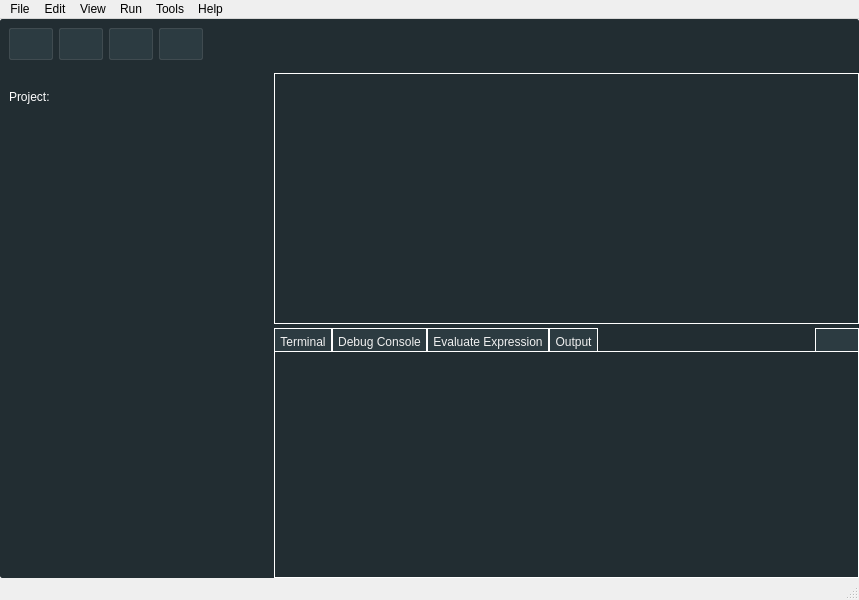
atillaozbiyik/nebula, file ui_files/nebula.ui: the form before one commit.
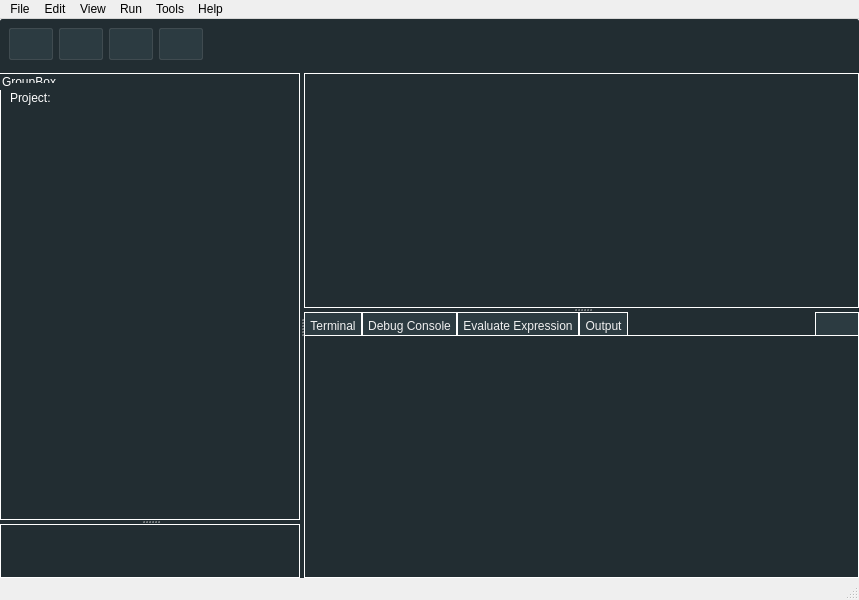
The form after the commit. Icons and pictures are not drawn.

Commit message: added splitter for dragging widget borders

Diff of the .ui file:
```diff
--- a/ui_files/nebula.ui
+++ b/ui_files/nebula.ui
@@ -21,17 +21,14 @@
 color:white;
 }</string>
    </property>
-   <layout class="QGridLayout" name="mainLayout">
-    <property name="horizontalSpacing">
+   <layout class="QGridLayout" name="gridLayout_5">
+    <property name="margin">
      <number>0</number>
     </property>
-    <property name="verticalSpacing">
+    <property name="spacing">
      <number>4</number>
     </property>
-    <property name="margin">
-     <number>0</number>
-    </property>
-    <item row="0" column="0" colspan="3">
+    <item row="0" column="0">
      <widget class="QGroupBox" name="buttonBox">
       <property name="minimumSize">
        <size>
@@ -211,7 +208,136 @@
       </layout>
      </widget>
     </item>
-    <item row="1" column="1">
+    <item row="1" column="0">
+     <widget class="QGroupBox" name="mainContainer">
+      <property name="title">
+       <string>GroupBox</string>
+      </property>
+      <layout class="QGridLayout" name="gridLayout_2">
+       <property name="margin">
+        <number>0</number>
+       </property>
+       <property name="spacing">
+        <number>0</number>
+       </property>
+       <item row="0" column="0">
+        <widget class="QSplitter" name="splitter_3">
+         <property name="sizePolicy">
+          <sizepolicy hsizetype="Preferred" vsizetype="Preferred">
+           <horstretch>0</horstretch>
+           <verstretch>0</verstretch>
+          </sizepolicy>
+         </property>
+         <property name="orientation">
+          <enum>Qt::Horizontal</enum>
+         </property>
+         <widget class="QGroupBox" name="projectBox">
+          <property name="minimumSize">
+           <size>
+            <width>0</width>
+            <height>0</height>
+           </size>
+          </property>
+          <property name="maximumSize">
+           <size>
+            <width>300</width>
+            <height>16777215</height>
+           </size>
+          </property>
+          <property name="styleSheet">
+           <string notr="true">QGroupBox{
+border:1px solid white;
+border-radius:0px;
+}</string>
+          </property>
+          <property name="title">
+           <string/>
+          </property>
+          <layout class="QGridLayout" name="gridLayout_6">
+           <property name="margin">
+            <number>0</number>
+           </property>
+           <property name="spacing">
+            <number>0</number>
+           </property>
+           <item row="0" column="0">
+            <widget class="QSplitter" name="splitter_2">
+             <property name="orientation">
+              <enum>Qt::Vertical</enum>
+             </property>
+             <widget class="QGroupBox" name="fileBox">
+              <property name="title">
+               <string>GroupBox</string>
+              </property>
+              <layout class="QVBoxLayout" name="verticalLayout">
+               <item>
+                <widget class="QLabel" name="label">
+                 <property name="minimumSize">
+                  <size>
+                   <width>0</width>
+                   <height>30</height>
+                  </size>
+                 </property>
+                 <property name="maximumSize">
+                  <size>
+                   <width>16777215</width>
+                   <height>30</height>
+                  </size>
+                 </property>
+                 <property name="text">
+                  <string>Project:</string>
+                 </property>
+                </widget>
+               </item>
+               <item>
+                <widget class="QTreeView" name="treeView">
+                 <property name="sizePolicy">
+                  <sizepolicy hsizetype="Preferred" vsizetype="Preferred">
+                   <horstretch>0</horstretch>
+                   <verstretch>0</verstretch>
+                  </sizepolicy>
+                 </property>
+                 <property name="maximumSize">
+                  <size>
+                   <width>16777215</width>
+                   <height>16777215</height>
+                  </size>
+                 </property>
+                </widget>
+               </item>
+              </layout>
+             </widget>
+             <widget class="QGroupBox" name="structureBox">
+              <property name="title">
+               <string/>
+              </property>
+             </widget>
+            </widget>
+           </item>
+          </layout>
+         </widget>
+         <widget class="QGroupBox" name="workSpaceBox">
+          <property name="title">
+           <string>GroupBox</string>
+          </property>
+          <layout class="QGridLayout" name="gridLayout_4">
+           <property name="margin">
+            <number>0</number>
+           </property>
+           <property name="spacing">
+            <number>0</number>
+           </property>
+           <item row="0" column="0">
+            <widget class="QSplitter" name="splitter">
+             <property name="sizePolicy">
+              <sizepolicy hsizetype="Expanding" vsizetype="Expanding">
+               <horstretch>0</horstretch>
+               <verstretch>0</verstretch>
+              </sizepolicy>
+             </property>
+             <property name="orientation">
+              <enum>Qt::Vertical</enum>
+             </property>
      <widget class="QGroupBox" name="editorBox">
       <property name="sizePolicy">
        <sizepolicy hsizetype="Expanding" vsizetype="Expanding">
@@ -237,7 +363,7 @@
        <string/>
       </property>
       <layout class="QGridLayout" name="gridLayout">
-       <item row="0" column="0">
+               <item row="1" column="0">
         <widget class="QTabWidget" name="tabWidget">
          <property name="styleSheet">
           <string notr="true"/>
@@ -255,15 +381,28 @@
        </item>
       </layout>
      </widget>
-    </item>
-    <item row="2" column="1" colspan="2">
      <widget class="QGroupBox" name="infoBox">
+              <property name="sizePolicy">
+               <sizepolicy hsizetype="Minimum" vsizetype="Preferred">
+                <horstretch>0</horstretch>
+                <verstretch>0</verstretch>
+               </sizepolicy>
+              </property>
       <property name="minimumSize">
        <size>
         <width>0</width>
-        <height>50</height>
-       </size>
-      </property>
+                <height>0</height>
+               </size>
+              </property>
+              <property name="maximumSize">
+               <size>
+                <width>16777215</width>
+                <height>16777215</height>
+               </size>
+              </property>
+              <property name="mouseTracking">
+               <bool>true</bool>
+              </property>
       <property name="styleSheet">
        <string notr="true">QPushButton:hover{
        color:rgb(224,224,224);
@@ -310,13 +449,19 @@
        <property name="spacing">
         <number>0</number>
        </property>
-       <item row="0" column="0">
-        <widget class="QPushButton" name="pushButton">
+               <item row="0" column="2">
+                <widget class="QPushButton" name="pushButton_4">
          <property name="text">
-          <string>Terminal</string>
+                  <string>Evaluate Expression</string>
          </property>
         </widget>
        </item>
+               <item row="1" column="0" colspan="6">
+                <widget class="QStackedWidget" name="stackedWidget">
+                 <widget class="QWidget" name="page"/>
+                 <widget class="QWidget" name="page_2"/>
+                </widget>
+               </item>
        <item row="0" column="1">
         <widget class="QPushButton" name="pushButton_5">
          <property name="text">
@@ -324,6 +469,17 @@
          </property>
         </widget>
        </item>
+               <item row="0" column="5">
+                <widget class="QPushButton" name="pushButton_2">
+                 <property name="text">
+                  <string/>
+                 </property>
+                 <property name="icon">
+                  <iconset resource="rsrcs.qrc">
+                   <normaloff>:/images/resources/install.png</normaloff>:/images/resources/install.png</iconset>
+                 </property>
+                </widget>
+               </item>
        <item row="0" column="3">
         <widget class="QPushButton" name="pushButton_3">
          <property name="text">
@@ -331,21 +487,10 @@
          </property>
         </widget>
        </item>
-       <item row="0" column="5">
-        <widget class="QPushButton" name="pushButton_2">
+               <item row="0" column="0">
+                <widget class="QPushButton" name="pushButton">
          <property name="text">
-          <string/>
-         </property>
-         <property name="icon">
-          <iconset resource="rsrcs.qrc">
-           <normaloff>:/images/resources/install.png</normaloff>:/images/resources/install.png</iconset>
-         </property>
-        </widget>
-       </item>
-       <item row="0" column="2">
-        <widget class="QPushButton" name="pushButton_4">
-         <property name="text">
-          <string>Evaluate Expression</string>
+                  <string>Terminal</string>
          </property>
         </widget>
        </item>
@@ -362,66 +507,12 @@
          </property>
         </spacer>
        </item>
-       <item row="1" column="0" colspan="6">
-        <widget class="QStackedWidget" name="stackedWidget">
-         <widget class="QWidget" name="page"/>
-         <widget class="QWidget" name="page_2"/>
-        </widget>
-       </item>
-      </layout>
-     </widget>
-    </item>
-    <item row="1" column="0" rowspan="2">
-     <widget class="QGroupBox" name="projectBox">
-      <property name="minimumSize">
-       <size>
-        <width>0</width>
-        <height>0</height>
-       </size>
-      </property>
-      <property name="maximumSize">
-       <size>
-        <width>300</width>
-        <height>16777215</height>
-       </size>
-      </property>
-      <property name="title">
-       <string/>
-      </property>
-      <layout class="QGridLayout" name="gridLayout_2">
-       <item row="1" column="0">
-        <widget class="QTreeView" name="treeView">
-         <property name="sizePolicy">
-          <sizepolicy hsizetype="Preferred" vsizetype="Preferred">
-           <horstretch>0</horstretch>
-           <verstretch>0</verstretch>
-          </sizepolicy>
-         </property>
-         <property name="maximumSize">
-          <size>
-           <width>16777215</width>
-           <height>16777215</height>
-          </size>
-         </property>
-        </widget>
-       </item>
-       <item row="0" column="0">
-        <widget class="QLabel" name="label">
-         <property name="minimumSize">
-          <size>
-           <width>0</width>
-           <height>30</height>
-          </size>
-         </property>
-         <property name="maximumSize">
-          <size>
-           <width>16777215</width>
-           <height>30</height>
-          </size>
-         </property>
-         <property name="text">
-          <string>Project:</string>
-         </property>
+              </layout>
+             </widget>
+            </widget>
+           </item>
+          </layout>
+         </widget>
         </widget>
        </item>
       </layout>
```
Lines whose indentation alone changed are shown as unchanged. The commit also changes 2 other files.
